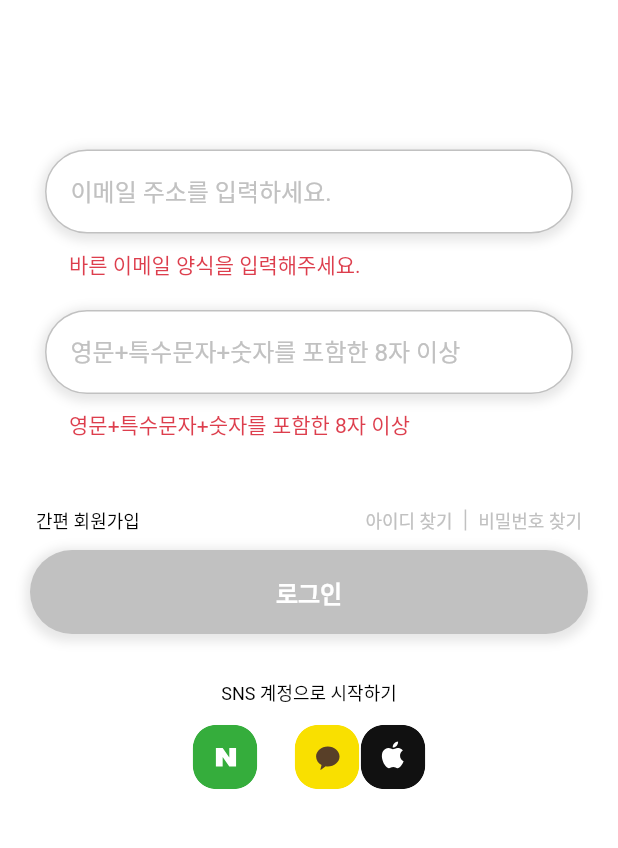
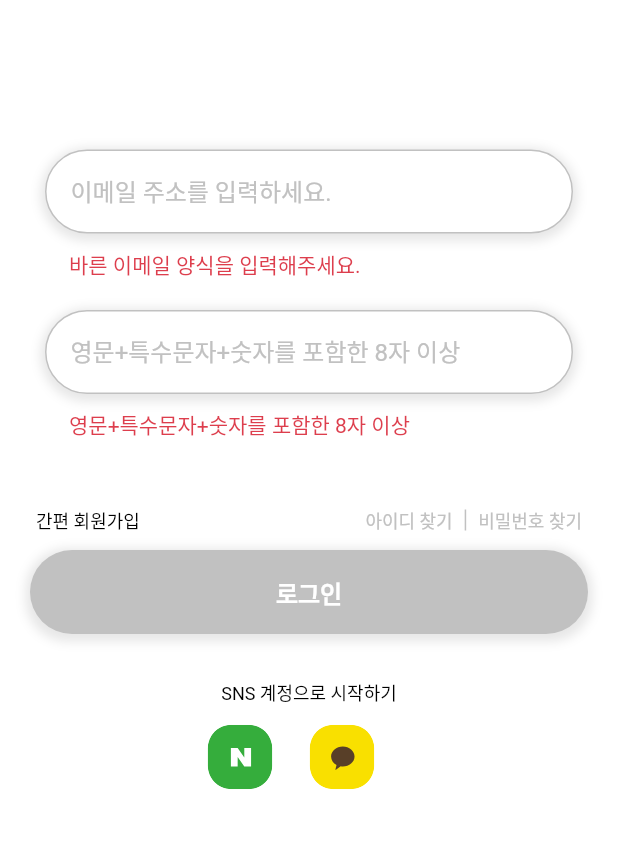
Before and after one commit to Younggun-Kim/PhysicalNote, a Flutter app: the screen it shows after launch, on a phone screen of 412 x 824 dp, the part 278-1126 px from its top. Run offline on Flutter 3.47's test engine with Material 2 defaults, Android fonts, the phone set to English and light mode, and no system bars; our stand-ins replace flutter_svg, fluttertoast, get, logger, rxdart; statements that could not run were skipped.

Commit message:
약관동의 뷰 작업

```diff
--- a/lib/app/resources/assets/assets.dart
+++ b/lib/app/resources/assets/assets.dart
@@ -2,8 +2,11 @@
 class Assets {
   Assets._();
 
-  static const String imagesImgApple = 'assets/images/img_apple.svg';
-  static const String imagesImgKakao = 'assets/images/img_kakao.svg';
-  static const String imagesImgNaver = 'assets/images/img_naver.svg';
+  static const String checkOff = 'assets/images/check_off.svg';
+  static const String checkOn = 'assets/images/check_on.svg';
+  static const String icChevronright = 'assets/images/ic_chevronright.svg';
+  static const String imgApple = 'assets/images/img_apple.svg';
+  static const String imgKakao = 'assets/images/img_kakao.svg';
+  static const String imgNaver = 'assets/images/img_naver.svg';
 
 }
--- a/lib/app/resources/colors/color_res.dart
+++ b/lib/app/resources/colors/color_res.dart
@@ -16,6 +16,9 @@ class ColorRes {
 
   /// 0xffc1c1c1.
   static const disable = Color(0xffc1c1c1);
+
+  /// 구분선.
+  static const divider = Color(0xffe5e6e6);
 
   /// 0xffdff5bc.
   static const background = Color(0xffdff5bc);
--- a/lib/app/resources/strings/en_us.dart
+++ b/lib/app/resources/strings/en_us.dart
@@ -13,4 +13,9 @@ final enUs = {
   StringRes.findPw: "비밀번호 찾기",
   StringRes.login: "로그인",
   StringRes.startWithSns: "SNS 계정으로 시작하기",
+  StringRes.acceptTerms: "서비스 이용을 위해/n약관에 동의해주세요.",
+  StringRes.allAgree: "전체 동의",
+  StringRes.requiredTermService: "[필수] 서비스 이용약관",
+  StringRes.requiredTermPrivacy: "[필수] 개인정보 수집 및 이용 동의",
+  StringRes.next: "다음",
 };
--- a/lib/app/resources/strings/ko_kr.dart
+++ b/lib/app/resources/strings/ko_kr.dart
@@ -14,4 +14,9 @@ final koKr = {
   StringRes.findPw: "비밀번호 찾기",
   StringRes.login: "로그인",
   StringRes.startWithSns: "SNS 계정으로 시작하기",
+  StringRes.acceptTerms: "서비스 이용을 위해\n약관에 동의해주세요.",
+  StringRes.allAgree: "전체 동의",
+  StringRes.requiredTermService: "[필수] 서비스 이용약관",
+  StringRes.requiredTermPrivacy: "[필수] 개인정보 수집 및 이용 동의",
+  StringRes.next: "다음",
 };
--- a/lib/app/resources/strings/string_res.dart
+++ b/lib/app/resources/strings/string_res.dart
@@ -21,4 +21,9 @@ class StringRes {
   static final findPw = _generateId();
   static final login = _generateId();
   static final startWithSns = _generateId();
+  static final acceptTerms = _generateId();
+  static final allAgree = _generateId();
+  static final requiredTermService = _generateId();
+  static final requiredTermPrivacy = _generateId();
+  static final next = _generateId();
 }
--- a/lib/app/resources/strings/translations.dart
+++ b/lib/app/resources/strings/translations.dart
@@ -2,7 +2,9 @@ import 'package:get/get.dart';
 import 'package:uuid/uuid.dart';
 
 part 'string_res.dart';
+
 part 'ko_kr.dart';
+
 part 'en_us.dart';
 
 class AppTranslations extends Translations {
--- a/lib/app/ui/page/login/login_page.dart
+++ b/lib/app/ui/page/login/login_page.dart
@@ -191,6 +191,7 @@ class LoginButton extends GetView<LoginController> {
       ));
 }
 
+/// Sns로 시작하기 뷰.
 class _SnsField extends GetView<LoginController> {
   @override
   Widget build(BuildContext context) => Container(
@@ -212,7 +213,7 @@ class _SnsField extends GetView<LoginController> {
                 InkWellOver(
                   onTap: controller.onPressedNaver,
                   child: SvgPicture.asset(
-                    Assets.imagesImgNaver,
+                    Assets.imgNaver,
                     width: 44,
                     height: 44,
                     fit: BoxFit.contain,
@@ -222,25 +223,33 @@ class _SnsField extends GetView<LoginController> {
                 InkWellOver(
                   onTap: controller.onPressedKakao,
                   child: SvgPicture.asset(
-                    Assets.imagesImgKakao,
+                    Assets.imgKakao,
                     width: 44,
                     height: 44,
                     fit: BoxFit.contain,
                   ),
                 ),
-                if (Platform.isIOS) const SizedBox(width: 24),
-                InkWellOver(
-                  onTap: controller.onPressedApple,
-                  child: SvgPicture.asset(
-                    Assets.imagesImgApple,
-                    width: 44,
-                    height: 44,
-                    fit: BoxFit.contain,
-                  ),
-                ),
+                const SizedBox(width: 24),
+                Visibility(visible: Platform.isIOS, child: _apple())
               ],
             ),
           ],
         ),
       );
+
+  /// Apple 로그인 뷰.
+  Widget _apple() => Row(
+        children: [
+          const SizedBox(width: 24),
+          InkWellOver(
+            onTap: controller.onPressedApple,
+            child: SvgPicture.asset(
+              Assets.imgApple,
+              width: 44,
+              height: 44,
+              fit: BoxFit.contain,
+            ),
+          ),
+        ],
+      );
 }
--- a/pubspec.yaml
+++ b/pubspec.yaml
@@ -71,3 +71,4 @@ flutter:
 flutter_assets_generator:
   # Optional. Sets the directory of generated localization files. Provided value should be a valid path on lib dir. Default: generated
   output_dir: app/resources/assets/
+  named_with_parent: false # 앞에 Images 붙느거 제거
```
Also changed, not shown: lib/app/ui/page/term/term_controller.dart (+38 -0 lines), lib/app/ui/page/term/term_page.dart (+83 -1 lines), lib/app/ui/widgets/app_check_box.dart (added, +84 -0 lines), lib/app/ui/widgets/line_divider.dart (added, +13 -0 lines), lib/app/ui/widgets/widgets.dart (+6 -3 lines), assets/images/check_off.svg (added), assets/images/check_on.svg (added), assets/images/ic_chevronright.svg (added).
